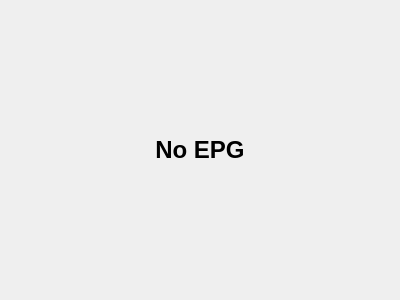
The window that src/ui/EpgSchedule.ui (ntadej/tano) describes before a commit, drawn with Qt 5.
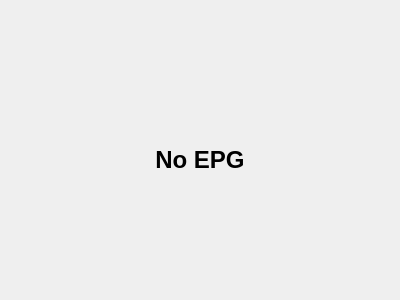
The same window after the commit. Icons and pictures are not drawn. Custom widgets are drawn as their Qt base class.

What changed in the file:
```diff
--- a/src/ui/EpgSchedule.ui
+++ b/src/ui/EpgSchedule.ui
@@ -12,6 +12,32 @@
   </property>
   <widget class="QWidget" name="pageNoEpg">
    <layout class="QVBoxLayout" name="verticalLayout">
+    <item>
+     <spacer name="verticalSpacertop">
+      <property name="orientation">
+       <enum>Qt::Vertical</enum>
+      </property>
+      <property name="sizeHint" stdset="0">
+       <size>
+        <width>20</width>
+        <height>40</height>
+       </size>
+      </property>
+     </spacer>
+    </item>
+    <item>
+     <widget class="QLabel" name="labelNoEpgIcon">
+      <property name="text">
+       <string/>
+      </property>
+      <property name="pixmap">
+       <pixmap resource="../../data/icons.qrc">:/icons/32x32/remove.png</pixmap>
+      </property>
+      <property name="alignment">
+       <set>Qt::AlignCenter</set>
+      </property>
+     </widget>
+    </item>
     <item>
      <widget class="QLabel" name="labelNoEpg">
       <property name="text">
@@ -19,6 +45,19 @@
       </property>
      </widget>
     </item>
+    <item>
+     <spacer name="verticalSpacerBottom">
+      <property name="orientation">
+       <enum>Qt::Vertical</enum>
+      </property>
+      <property name="sizeHint" stdset="0">
+       <size>
+        <width>20</width>
+        <height>40</height>
+       </size>
+      </property>
+     </spacer>
+    </item>
    </layout>
   </widget>
   <widget class="QWidget" name="pageEpg">
```
Left out of the diff: 4 changed lines with no effect on the pictures.
